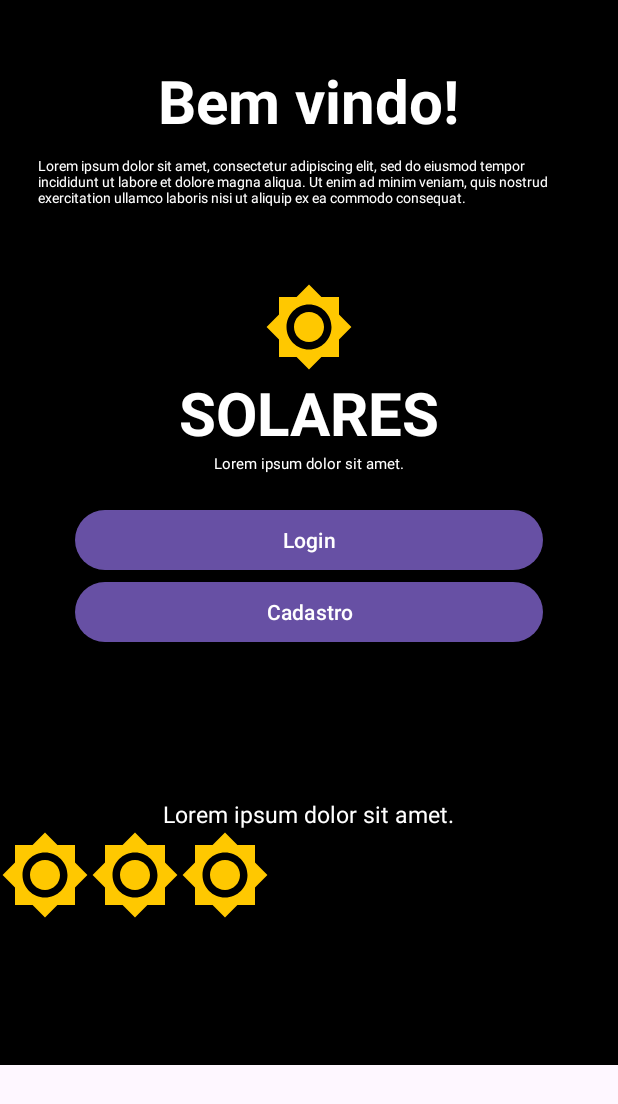
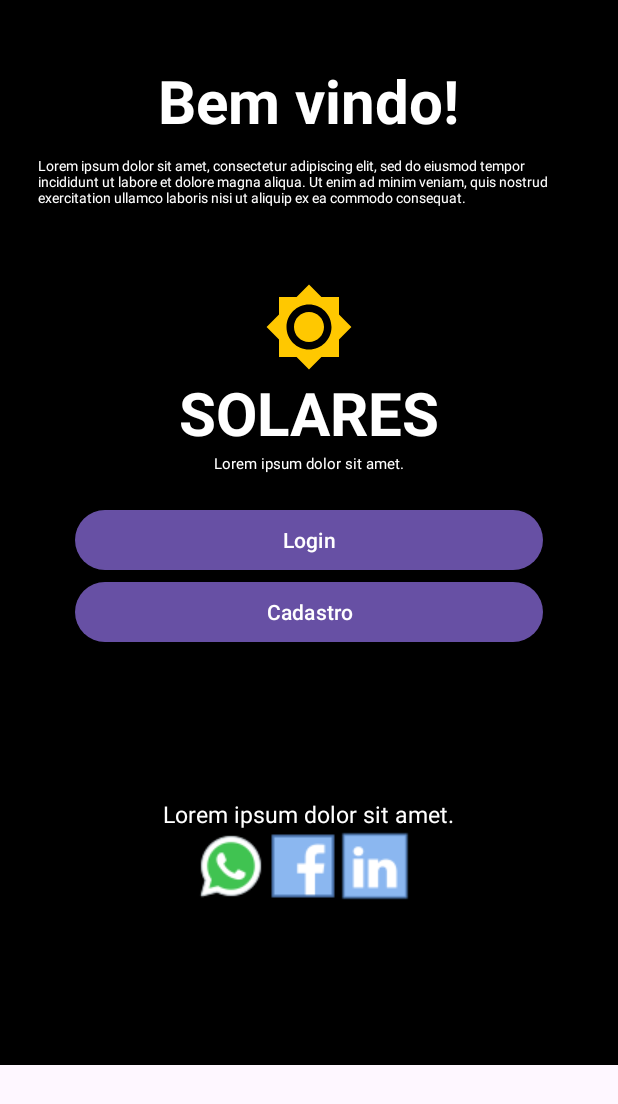
Before and after one commit to soalarii/Telas1, an Android app: the screen it shows after launch (MainActivity), on a phone screen of 412 x 824 dp. Shown: the top 1104 px of the screen. Run offline under Robolectric (Android 15) with nearby library versions, the phone set to English and light mode, and no system bars.

Commit message:
Commit 2

```diff
--- a/app/src/main/res/layout/activity_main.xml
+++ b/app/src/main/res/layout/activity_main.xml
@@ -22,72 +22,71 @@
         <TextView
             android:layout_width="wrap_content"
             android:layout_height="wrap_content"
+            android:layout_gravity="center_horizontal"
             android:layout_marginTop="40sp"
             android:text="Bem vindo!"
+            android:textColor="@android:color/white"
             android:textSize="40sp"
-            android:textStyle="bold"
-            android:layout_gravity="center_horizontal"
-            android:textColor="@android:color/white"/>
+            android:textStyle="bold" />
 
         <TextView
             android:layout_width="wrap_content"
             android:layout_height="wrap_content"
+            android:layout_gravity="center_horizontal"
+            android:layout_marginLeft="25dp"
             android:layout_marginTop="10sp"
+            android:layout_marginRight="25dp"
             android:text="Lorem ipsum dolor sit amet, consectetur adipiscing elit, sed do eiusmod tempor incididunt ut labore et dolore magna aliqua. Ut enim ad minim veniam, quis nostrud exercitation ullamco laboris nisi ut aliquip ex ea commodo consequat."
-            android:textSize="9sp"
-            android:layout_gravity="center_horizontal"
             android:textColor="@android:color/white"
-            android:layout_marginRight="25dp"
-            android:layout_marginLeft="25dp"
-            />
+            android:textSize="9sp" />
 
         <ImageView
             android:layout_width="wrap_content"
             android:layout_height="wrap_content"
-            android:src="@drawable/sol"
             android:layout_gravity="center_horizontal"
-            android:layout_marginTop="50dp"/>
+            android:layout_marginTop="50dp"
+            android:src="@drawable/sol" />
 
         <TextView
             android:layout_width="wrap_content"
             android:layout_height="wrap_content"
+            android:layout_gravity="center_horizontal"
             android:text="SOLARES"
+            android:textColor="@android:color/white"
             android:textSize="40sp"
-            android:textStyle="bold"
-            android:layout_gravity="center_horizontal"
-            android:textColor="@android:color/white"/>
+            android:textStyle="bold" />
 
         <TextView
             android:layout_width="wrap_content"
             android:layout_height="wrap_content"
+            android:layout_gravity="center_horizontal"
             android:text="Lorem ipsum dolor sit amet."
-            android:textSize="10sp"
-            android:layout_gravity="center_horizontal"
-            android:textColor="@android:color/white"/>
+            android:textColor="@android:color/white"
+            android:textSize="10sp" />
 
         <Button
             android:layout_width="match_parent"
             android:layout_height="match_parent"
+            android:layout_marginLeft="50dp"
             android:layout_marginTop="20dp"
             android:layout_marginRight="50dp"
-            android:layout_marginLeft="50dp"
             android:text="Login" />
 
         <Button
             android:layout_width="match_parent"
             android:layout_height="match_parent"
+            android:layout_marginLeft="50dp"
             android:layout_marginRight="50dp"
-            android:layout_marginLeft="50dp"
             android:text="Cadastro" />
 
         <TextView
             android:layout_width="wrap_content"
             android:layout_height="wrap_content"
+            android:layout_gravity="center_horizontal"
+            android:layout_marginTop="100dp"
             android:text="Lorem ipsum dolor sit amet."
-            android:layout_marginTop="100dp"
-            android:textSize="15sp"
-            android:layout_gravity="center_horizontal"
-            android:textColor="@android:color/white"/>
+            android:textColor="@android:color/white"
+            android:textSize="15sp" />
 
         <LinearLayout
             android:layout_width="wrap_content"
@@ -97,27 +96,28 @@
             <ImageView
                 android:layout_width="wrap_content"
                 android:layout_height="wrap_content"
-                android:src="@drawable/sol"
                 android:layout_gravity="center_horizontal"
-                android:layout_marginTop="50dp"/>
+                android:layout_marginLeft="130dp"
+                android:layout_marginTop="50dp"
+                android:src="@drawable/whatsapp" />
+
             <ImageView
                 android:layout_width="wrap_content"
                 android:layout_height="wrap_content"
-                android:src="@drawable/sol"
                 android:layout_gravity="center_horizontal"
-                android:layout_marginTop="50dp"/>
+                android:layout_marginTop="50dp"
+                android:src="@drawable/facebook" />
+
             <ImageView
                 android:layout_width="wrap_content"
                 android:layout_height="wrap_content"
-                android:src="@drawable/sol"
                 android:layout_gravity="center_horizontal"
-                android:layout_marginTop="50dp"/>
+                android:layout_marginTop="50dp"
+                android:src="@drawable/linkedin" />
         </LinearLayout>
-
 
 
     </LinearLayout>
 
 
-
 </FrameLayout>
```
